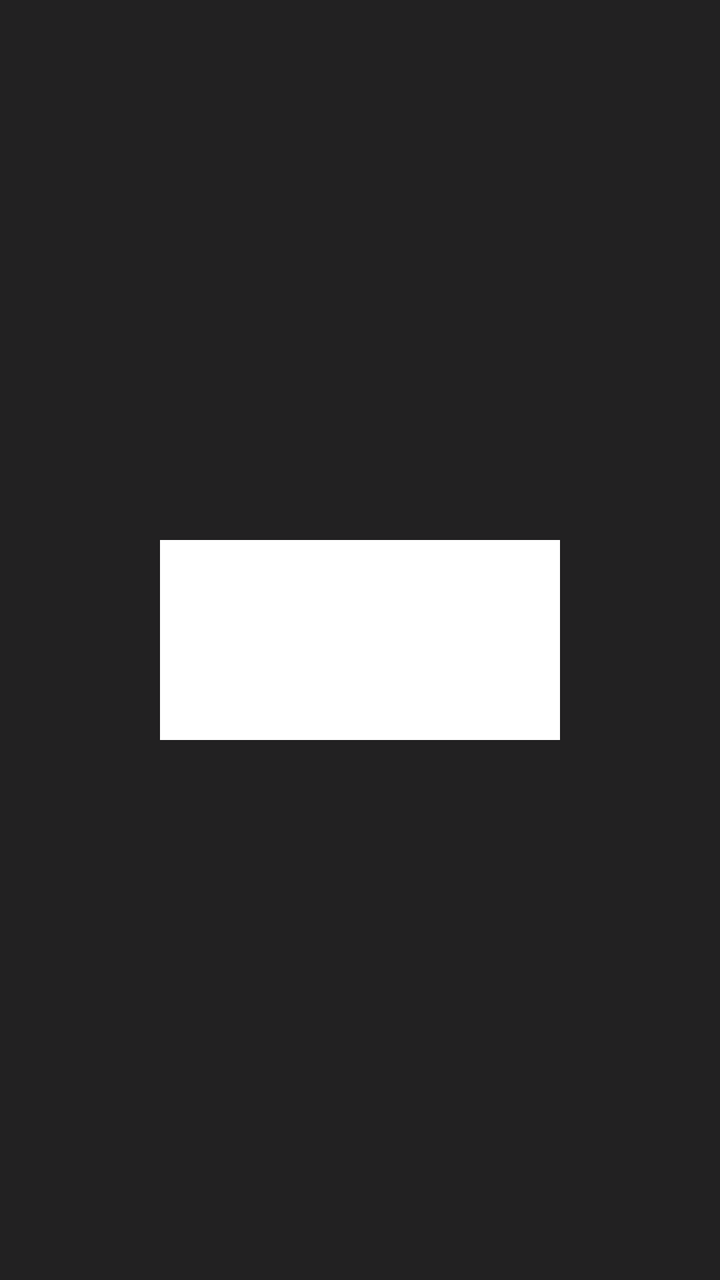
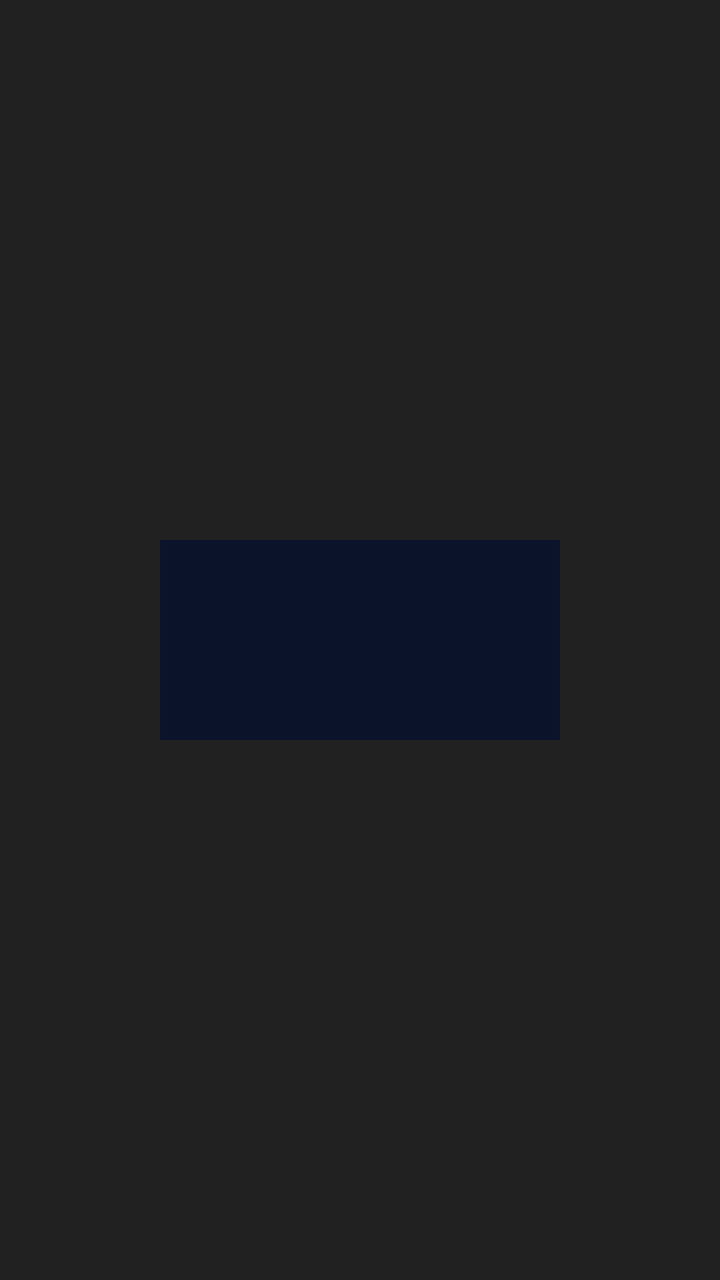

Compare the two renders of this Android layout. The source of the first and the diff that turns it into the second are given below.
<!-- AndroidManifest.xml: application theme Theme.Galactica -->
<!-- res/layout/view_ingame_modal.xml -->
<?xml version="1.0" encoding="utf-8"?>
<FrameLayout xmlns:android="http://schemas.android.com/apk/res/android"
    android:id="@+id/ingame_modal_overlay"
    android:layout_width="match_parent"
    android:layout_height="match_parent"
    android:background="#DD000000"
    android:clickable="true"
    android:focusable="true">

    <LinearLayout
        android:id="@+id/ingame_modal_card"
        android:layout_width="200dp"
        android:layout_height="wrap_content"
        android:layout_gravity="center"
        android:background="@color/white"
        android:minHeight="100dp"
        android:orientation="vertical"
        android:padding="16dp"
        android:gravity="center"
        >
        </LinearLayout>

</FrameLayout>
<!-- resources referenced by this layout -->
<resources>
  <color name="white">#FFFFFFFF</color>
  <style name="Theme.Galactica" parent="Base.Theme.Galactica" />
  <style name="Base.Theme.Galactica" parent="Theme.Material3.DayNight.NoActionBar">
  
          
          <item name="materialButtonStyle">@style/GalacticaButton</item>
  
          
          <item name="materialButtonOutlinedStyle">@style/GalacticaButton.Outlined</item>
  
          
          <item name="textAppearanceBodyLarge">@style/TextAppearance.Galactica.Body</item>
          <item name="fontFamily">sans-serif-condensed-medium</item>
  
          
      </style>
  <style name="GalacticaButton" parent="Widget.Material3.Button">
          <item name="backgroundTint">@color/space_glow</item>
          <item name="android:textColor">@color/white</item>
          <item name="cornerRadius">8dp</item>
          <item name="android:textStyle">bold</item>
          
          <item name="android:minHeight">52dp</item>
          <item name="android:insetTop">2dp</item>
          <item name="android:insetBottom">2dp</item>
          <item name="android:insetLeft">2dp</item>
          <item name="android:insetRight">2dp</item>
          <item name="android:letterSpacing">0.03</item>
      </style>
  <style name="GalacticaButton.Outlined" parent="Widget.Material3.Button.OutlinedButton">
          <item name="strokeColor">@color/space_glow</item>
          <item name="strokeWidth">2dp</item>
          <item name="cornerRadius">2dp</item>
          <item name="android:textColor">@color/white</item>
          <item name="android:minHeight">52dp</item>
      </style>
  <style name="TextAppearance.Galactica.Body" parent="TextAppearance.Material3.BodyLarge">
          <item name="android:textColor">@color/white</item>
      </style>
  <color name="space_glow">#5BC0EB</color>
</resources>

<!-- the commit's change to res/layout/view_ingame_modal.xml (unified diff, before → after) -->
@@ -12,12 +12,10 @@
         android:layout_width="200dp"
         android:layout_height="wrap_content"
         android:layout_gravity="center"
-        android:background="@color/white"
+        android:background="@color/space_dark"
+        android:gravity="center"
         android:minHeight="100dp"
         android:orientation="vertical"
-        android:padding="16dp"
-        android:gravity="center"
-        >
-        </LinearLayout>
+        android:padding="16dp"></LinearLayout>
 
 </FrameLayout>
<!-- resource entries referenced after the edit -->
@@ -1,5 +1,6 @@
 <!-- resources referenced by this layout -->
 <resources>
+  <color name="space_dark">#0B132B</color>
   <color name="white">#FFFFFFFF</color>
   <style name="Theme.Galactica" parent="Base.Theme.Galactica" />
   <style name="Base.Theme.Galactica" parent="Theme.Material3.DayNight.NoActionBar">
